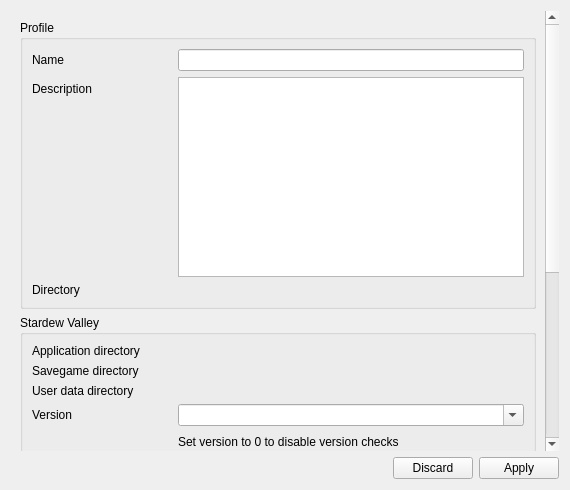
This is src/profilesettings.ui in kriana/SilVerPLuM as Qt 5 draws it before an edit. The edited form follows.
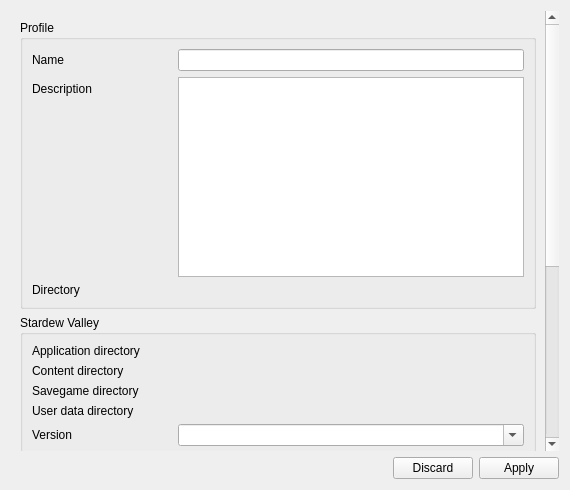
This is the edited form. Icons and pictures are not drawn. Custom widgets are drawn as their Qt base class.

Commit message: + Support for separate content directory + Copy log to clipboard

Diff of the .ui file:
```diff
--- a/src/profilesettings.ui
+++ b/src/profilesettings.ui
@@ -32,9 +32,9 @@
       <property name="geometry">
        <rect>
         <x>0</x>
-        <y>-376</y>
+        <y>-198</y>
         <width>538</width>
-        <height>814</height>
+        <height>844</height>
        </rect>
       </property>
       <layout class="QVBoxLayout" name="verticalLayout">
@@ -151,7 +151,7 @@
             </property>
            </widget>
           </item>
-          <item row="1" column="0">
+          <item row="2" column="0">
            <widget class="QLabel" name="label_2">
             <property name="minimumSize">
              <size>
@@ -164,7 +164,7 @@
             </property>
            </widget>
           </item>
-          <item row="1" column="1">
+          <item row="2" column="1">
            <widget class="FileSelectorEdit" name="sdvSavegameDirectory" native="true">
             <property name="sizePolicy">
              <sizepolicy hsizetype="Expanding" vsizetype="Preferred">
@@ -177,7 +177,7 @@
             </property>
            </widget>
           </item>
-          <item row="3" column="0">
+          <item row="5" column="0">
            <widget class="QLabel" name="label_8">
             <property name="minimumSize">
              <size>
@@ -190,7 +190,7 @@
             </property>
            </widget>
           </item>
-          <item row="3" column="1">
+          <item row="5" column="1">
            <widget class="QComboBox" name="sdvVersion">
             <property name="toolTip">
              <string>The Stardew Valley version that is installed in the application directory.</string>
@@ -200,7 +200,7 @@
             </property>
            </widget>
           </item>
-          <item row="4" column="0">
+          <item row="6" column="0">
            <spacer name="horizontalSpacer">
             <property name="orientation">
              <enum>Qt::Horizontal</enum>
@@ -213,14 +213,14 @@
             </property>
            </spacer>
           </item>
-          <item row="4" column="1">
+          <item row="6" column="1">
            <widget class="QLabel" name="label_9">
             <property name="text">
              <string>Set version to 0 to disable version checks</string>
             </property>
            </widget>
           </item>
-          <item row="6" column="0">
+          <item row="8" column="0">
            <widget class="QLabel" name="label_7">
             <property name="minimumSize">
              <size>
@@ -233,7 +233,7 @@
             </property>
            </widget>
           </item>
-          <item row="8" column="0">
+          <item row="10" column="0">
            <widget class="QLabel" name="label_6">
             <property name="minimumSize">
              <size>
@@ -246,7 +246,7 @@
             </property>
            </widget>
           </item>
-          <item row="8" column="1">
+          <item row="10" column="1">
            <widget class="QPushButton" name="btnSDVAutodetect">
             <property name="minimumSize">
              <size>
@@ -263,7 +263,7 @@
             </property>
            </widget>
           </item>
-          <item row="6" column="1">
+          <item row="8" column="1">
            <widget class="QWidget" name="widget" native="true">
             <property name="sizePolicy">
              <sizepolicy hsizetype="Expanding" vsizetype="Preferred">
@@ -307,7 +307,7 @@
             </layout>
            </widget>
           </item>
-          <item row="2" column="0">
+          <item row="3" column="0">
            <widget class="QLabel" name="label_12">
             <property name="minimumSize">
              <size>
@@ -320,7 +320,7 @@
             </property>
            </widget>
           </item>
-          <item row="2" column="1">
+          <item row="3" column="1">
            <widget class="FileSelectorEdit" name="sdvUserDataDirectory" native="true">
             <property name="sizePolicy">
              <sizepolicy hsizetype="Expanding" vsizetype="Preferred">
@@ -333,6 +333,29 @@
             </property>
            </widget>
           </item>
+          <item row="1" column="0">
+           <widget class="QLabel" name="label_13">
+            <property name="minimumSize">
+             <size>
+              <width>140</width>
+              <height>0</height>
+             </size>
+            </property>
+            <property name="text">
+             <string>Content directory</string>
+            </property>
+           </widget>
+          </item>
+          <item row="1" column="1">
+           <widget class="FileSelectorEdit" name="sdvContentDirectory" native="true">
+            <property name="sizePolicy">
+             <sizepolicy hsizetype="Expanding" vsizetype="Preferred">
+              <horstretch>0</horstretch>
+              <verstretch>0</verstretch>
+             </sizepolicy>
+            </property>
+           </widget>
+          </item>
          </layout>
         </widget>
        </item>
@@ -483,17 +506,17 @@
   </layout>
  </widget>
  <customwidgets>
+  <customwidget>
+   <class>MarkdownTextEditor</class>
+   <extends>QPlainTextEdit</extends>
+   <header>markdowntexteditor.h</header>
+  </customwidget>
   <customwidget>
    <class>FileSelectorEdit</class>
    <extends>QWidget</extends>
    <header>fileselectoredit.h</header>
    <container>1</container>
   </customwidget>
-  <customwidget>
-   <class>MarkdownTextEditor</class>
-   <extends>QPlainTextEdit</extends>
-   <header>markdowntexteditor.h</header>
-  </customwidget>
  </customwidgets>
  <resources/>
  <connections/>
```
The commit also changes 10 other files.
